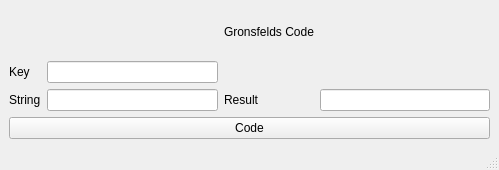
Old version of the form mainwindow.ui in the repository OstPerino/GronsfeldsShifr.
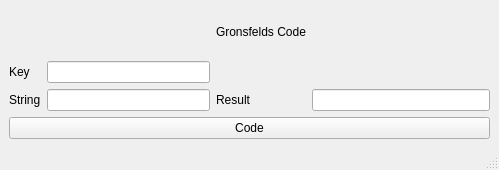
New version of the form.

```diff
--- a/mainwindow.ui
+++ b/mainwindow.ui
@@ -50,7 +50,17 @@
      </widget>
     </item>
     <item row="2" column="3">
-     <widget class="QLineEdit" name="resutlEdit"/>
+     <widget class="QLineEdit" name="resutlEdit">
+      <property name="minimumSize">
+       <size>
+        <width>178</width>
+        <height>0</height>
+       </size>
+      </property>
+      <property name="readOnly">
+       <bool>true</bool>
+      </property>
+     </widget>
     </item>
     <item row="3" column="0" colspan="4">
      <widget class="QPushButton" name="pushButton">
```
Left out of the diff: 9 changed lines with no effect on the pictures.
